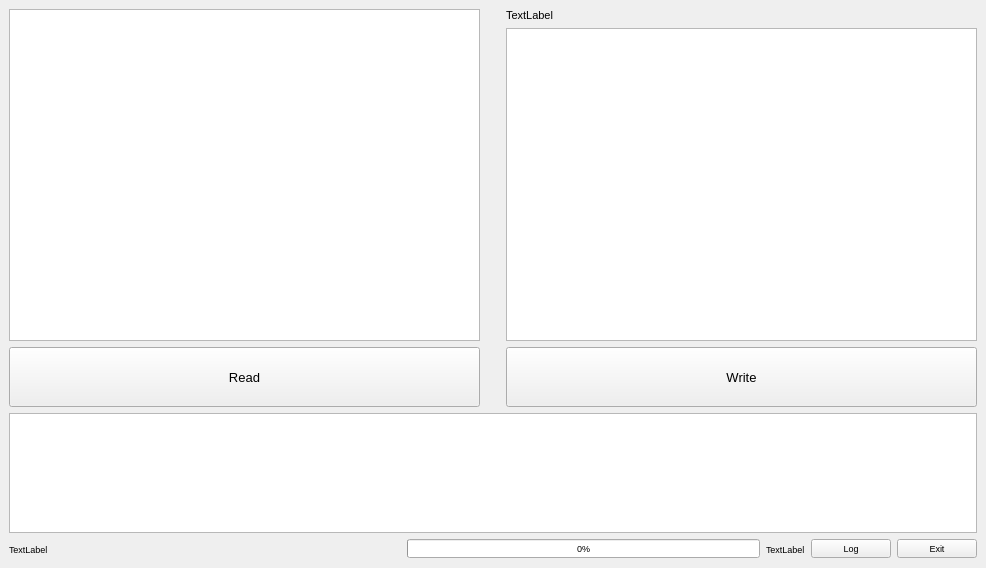
Above: mainwindow.ui from horvathzoltan/stock before the change. Below: the same form after it.
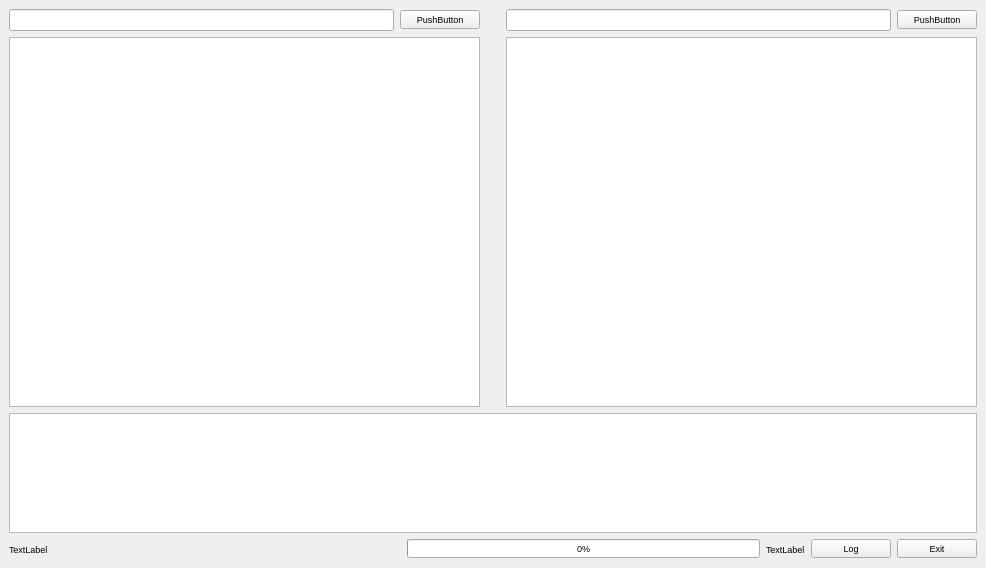
That is the form after the change.

The edit to the form file:
```diff
--- a/mainwindow.ui
+++ b/mainwindow.ui
@@ -25,30 +25,26 @@
       <item>
        <layout class="QVBoxLayout" name="verticalLayout_2">
         <item>
-         <widget class="QListWidget" name="listWidget_devices">
-          <property name="font">
-           <font>
-            <pointsize>8</pointsize>
-           </font>
-          </property>
-         </widget>
+         <layout class="QHBoxLayout" name="horizontalLayout_3">
+          <item>
+           <widget class="QLineEdit" name="_storageFilter"/>
+          </item>
+          <item>
+           <widget class="QPushButton" name="pushButton_storageFilter">
+            <property name="text">
+             <string>PushButton</string>
+            </property>
+           </widget>
+          </item>
+         </layout>
         </item>
         <item>
-         <widget class="QPushButton" name="pushButton_read">
-          <property name="minimumSize">
-           <size>
-            <width>0</width>
-            <height>60</height>
-           </size>
-          </property>
+         <widget class="QListWidget" name="listWidget_storages">
           <property name="font">
            <font>
-            <pointsize>10</pointsize>
+            <pointsize>8</pointsize>
            </font>
           </property>
-          <property name="text">
-           <string>Read</string>
-          </property>
          </widget>
         </item>
        </layout>
@@ -69,16 +65,18 @@
       <item>
        <layout class="QVBoxLayout" name="verticalLayout_3">
         <item>
-         <widget class="QLabel" name="label_storage">
-          <property name="font">
-           <font>
-            <pointsize>8</pointsize>
-           </font>
-          </property>
-          <property name="text">
-           <string>TextLabel</string>
-          </property>
-         </widget>
+         <layout class="QHBoxLayout" name="horizontalLayout_4">
+          <item>
+           <widget class="QLineEdit" name="lineEdit_itemFilter"/>
+          </item>
+          <item>
+           <widget class="QPushButton" name="pushButton_itemFilter">
+            <property name="text">
+             <string>PushButton</string>
+            </property>
+           </widget>
+          </item>
+         </layout>
         </item>
         <item>
          <widget class="QListWidget" name="listWidget_images">
@@ -89,24 +87,6 @@
           </property>
          </widget>
         </item>
-        <item>
-         <widget class="QPushButton" name="pushButton_write">
-          <property name="minimumSize">
-           <size>
-            <width>0</width>
-            <height>60</height>
-           </size>
-          </property>
-          <property name="font">
-           <font>
-            <pointsize>10</pointsize>
-           </font>
-          </property>
-          <property name="text">
-           <string>Write</string>
-          </property>
-         </widget>
-        </item>
        </layout>
       </item>
      </layout>
```
Left out of the diff: 2 changed lines with no effect on the pictures.
